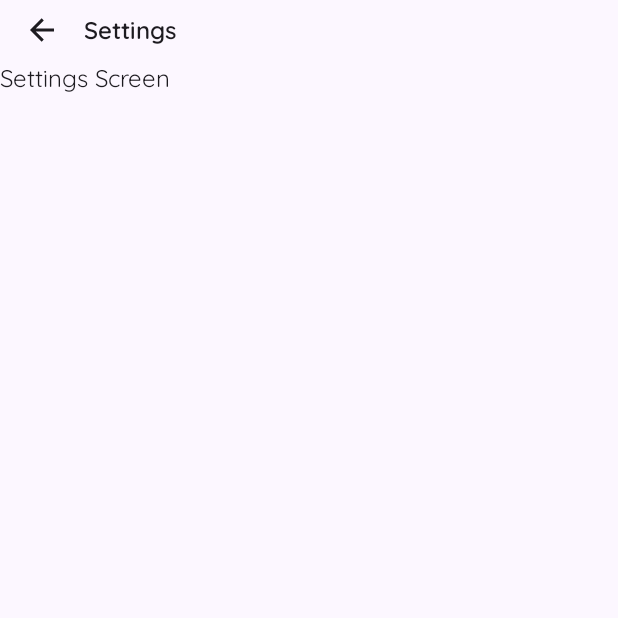
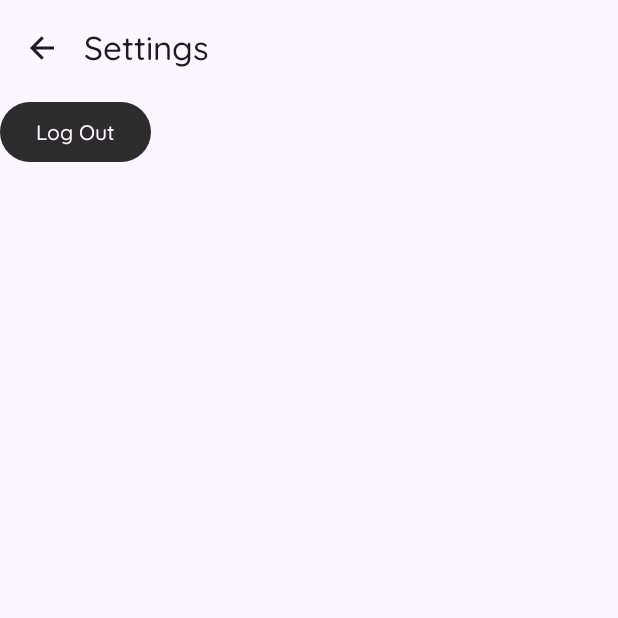
Before and after one commit to TechSmith90210/Jot, an Android app built with Jetpack Compose: the composable SettingsScreen shown on its own in the app's theme, on a phone screen of 412 x 824 dp, the top half of it. Run offline under Robolectric (Android 15) with nearby library versions, the phone set to English and light mode, and no system bars; libraries missing offline, so code that uses them is left out: io.github.jan.supabase; 4 statements that could not run were skipped.

```diff
--- a/app/build.gradle.kts
+++ b/app/build.gradle.kts
@@ -3,7 +3,7 @@ plugins {
     alias(libs.plugins.kotlin.android)
     alias(libs.plugins.kotlin.compose)
     id("kotlin-kapt") // For Hilt
-    id("com.google.devtools.ksp") // For Room
+    id("com.google.devtools.ksp") version "2.1.20-1.0.32"
     id("com.google.dagger.hilt.android") // Hilt plugin
     kotlin("plugin.serialization") version "2.1.20"
 }
@@ -108,7 +108,7 @@ dependencies {
     implementation("io.ktor:ktor-client-content-negotiation:3.1.2")
     implementation("io.ktor:ktor-client-cio:3.1.2")   // CIO engine for HTTP requests
     implementation("io.ktor:ktor-client-content-negotiation:3.1.2") // For JSON serialization
-    implementation("io.ktor:ktor-serialization-kotlinx-json:2.3.4") // For JSON parsing
+    implementation("io.ktor:ktor-serialization-kotlinx-json:3.1.2") // For JSON parsing
 
     //google auth with supabase
     implementation ("androidx.credentials:credentials:1.5.0")
--- a/app/src/main/AndroidManifest.xml
+++ b/app/src/main/AndroidManifest.xml
@@ -1,6 +1,5 @@
 <?xml version="1.0" encoding="utf-8"?>
-<manifest xmlns:android="http://schemas.android.com/apk/res/android"
-    package="com.mindpalace.app">
+<manifest xmlns:android="http://schemas.android.com/apk/res/android">
     <uses-permission android:name="android.permission.INTERNET" />
 
     <application
--- a/app/src/main/java/com/mindpalace/app/domain/repository/AuthRepository.kt
+++ b/app/src/main/java/com/mindpalace/app/domain/repository/AuthRepository.kt
@@ -8,4 +8,5 @@ interface AuthRepository {
     suspend fun register(email: String, password: String): Result<User>
     suspend fun signInWithGoogle(context: Context): Result<User>
     suspend fun getCurrentUser():User?
+//    suspend fun signOutUser()
 }
--- a/app/src/main/java/com/mindpalace/app/presentation/navigation/MindNavigator.kt
+++ b/app/src/main/java/com/mindpalace/app/presentation/navigation/MindNavigator.kt
@@ -29,7 +29,7 @@ fun MindNavigator(
             val splashViewModel: SplashViewModel = hiltViewModel()
 
             SplashScreen(
-                onNavigateToLogin = {
+                onNavigateToWelcome = {
                     navController.navigate("welcomeScreen") {
                         popUpTo("splashScreen") { inclusive = true }
                         launchSingleTop = true
@@ -90,7 +90,7 @@ fun MindNavigator(
 
         // main screens
         composable("rootScreen") {
-            RootScreen(modifier = modifier)
+            RootScreen(modifier = modifier, navController = navController)
         }
         // ADD THIS
         composable("home_screen") {
--- a/app/src/main/java/com/mindpalace/app/presentation/screens/auth/login/LoginViewModel.kt
+++ b/app/src/main/java/com/mindpalace/app/presentation/screens/auth/login/LoginViewModel.kt
@@ -3,11 +3,9 @@ package com.mindpalace.app.presentation.screens.auth.login
 import android.content.Context
 import androidx.lifecycle.ViewModel
 import androidx.lifecycle.viewModelScope
-import com.mindpalace.app.core.SupabaseClient
 import com.mindpalace.app.domain.usecase.GoogleSignInUseCase
 import com.mindpalace.app.domain.usecase.LoginUseCase
 import dagger.hilt.android.lifecycle.HiltViewModel
-import io.github.jan.supabase.auth.auth
 import jakarta.inject.Inject
 import kotlinx.coroutines.flow.MutableStateFlow
 import kotlinx.coroutines.flow.StateFlow
@@ -49,7 +47,7 @@ class LoginViewModel @Inject constructor(
             result.fold(
                 onSuccess = { user ->
                     val createdAt = user.createdAt
-                    val lastSignInAt = user.lastSignInAt
+                    val lastSignInAt = user.lastSignedIn
 
                     val isFirstLogin = kotlin.runCatching {
                         val created = Instant.parse(createdAt).epochSeconds
--- a/app/src/main/java/com/mindpalace/app/presentation/screens/onboarding/splash/SplashScreen.kt
+++ b/app/src/main/java/com/mindpalace/app/presentation/screens/onboarding/splash/SplashScreen.kt
@@ -23,7 +23,7 @@ import com.mindpalace.app.R
 @Composable
 fun SplashScreen(
     onNavigateToHome: () -> Unit,
-    onNavigateToLogin: () -> Unit,
+    onNavigateToWelcome: () -> Unit,
     viewModel: SplashViewModel = hiltViewModel()
 ) {
     val isUserLoggedIn by viewModel.isUserLoggedIn.collectAsState()
@@ -31,7 +31,7 @@ fun SplashScreen(
     LaunchedEffect(isUserLoggedIn) {
         when (isUserLoggedIn) {
             true -> onNavigateToHome()
-            false -> onNavigateToLogin()
+            false -> onNavigateToWelcome()
             null -> {
                 // Optionally, add a delay or a loading screen if session is still loading
                 // You can show a loading indicator here instead of doing nothing
--- a/app/src/main/java/com/mindpalace/app/presentation/screens/settings/SettingsScreen.kt
+++ b/app/src/main/java/com/mindpalace/app/presentation/screens/settings/SettingsScreen.kt
@@ -4,6 +4,8 @@ import androidx.compose.foundation.layout.Arrangement
 import androidx.compose.foundation.layout.Box
 import androidx.compose.foundation.layout.Column
 import androidx.compose.foundation.layout.padding
+import androidx.compose.material3.Button
+import androidx.compose.material3.CircularProgressIndicator
 import androidx.compose.material3.ExperimentalMaterial3Api
 import androidx.compose.material3.Icon
 import androidx.compose.material3.IconButton
@@ -13,34 +15,67 @@ import androidx.compose.material3.Text
 import androidx.compose.material3.TopAppBar
 import androidx.compose.material3.TopAppBarColors
 import androidx.compose.runtime.Composable
-import androidx.compose.runtime.collectAsState
+import androidx.compose.runtime.LaunchedEffect
+import androidx.compose.runtime.getValue
+import androidx.compose.runtime.mutableStateOf
+import androidx.compose.runtime.remember
+import androidx.compose.runtime.setValue
 import androidx.compose.ui.Alignment
 import androidx.compose.ui.Modifier
 import androidx.compose.ui.res.painterResource
 import androidx.compose.ui.unit.dp
 import com.mindpalace.app.R
-import com.mindpalace.app.presentation.screens.profile.ProfileViewModel
+import com.mindpalace.app.core.SupabaseClient
+import io.github.jan.supabase.auth.auth
+import kotlinx.coroutines.CoroutineScope
+import kotlinx.coroutines.Dispatchers
+import kotlinx.coroutines.launch
+import kotlinx.coroutines.withContext
 
 @OptIn(ExperimentalMaterial3Api::class)
 @Composable
-fun SettingsScreen(modifier: Modifier, onNavigateBack : () -> Unit) {
+fun SettingsScreen(
+    modifier: Modifier = Modifier,
+    onNavigateBack: () -> Unit,
+    onSignOutSuccess: () -> Unit  // Callback when sign-out completes
+) {
+    var isLoading by remember { mutableStateOf(false) }
+    var errorMessage by remember { mutableStateOf<String?>(null) }
 
+    fun handleSignOut() {
+        isLoading = true
+        errorMessage = null
+
+        CoroutineScope(Dispatchers.IO).launch {
+            try {
+                SupabaseClient.client.auth.signOut()
+                withContext(Dispatchers.Main) {
+                    onSignOutSuccess() // Navigate after successful sign-out
+                }
+            } catch (e: Exception) {
+                withContext(Dispatchers.Main) {
+                    errorMessage = "Logout failed: ${e.message ?: "Unknown error"}"
+                }
+            } finally {
+                withContext(Dispatchers.Main) {
+                    isLoading = false
+                }
+            }
+        }
+    }
 
     Scaffold(
         topBar = {
             TopAppBar(
-                title = {
-                    Text("Settings", style = MaterialTheme.typography.titleSmall)
+                title = { Text("Settings") },
+                navigationIcon = {
+                    IconButton(onClick = onNavigateBack) {
+                        Icon(
+                            painter = painterResource(id = R.drawable.arrow_left_line),
+                            contentDescription = "Back"
+                        )
+                    }
                 },
-                navigationIcon = {
-                   IconButton(onClick = {
-                       onNavigateBack()
-                   }){ Icon(
-                       painter = painterResource(id = R.drawable.arrow_left_line),
-                       contentDescription = ""
-                   )}
-                },
-                expandedHeight = 40.dp,
                 colors = TopAppBarColors(
                     containerColor = MaterialTheme.colorScheme.background,
                     titleContentColor = MaterialTheme.colorScheme.onBackground,
@@ -53,14 +88,35 @@ fun SettingsScreen(modifier: Modifier, onNavigateBack : () -> Unit) {
         content = { padding ->
             Box(
                 modifier = modifier.padding(padding),
-                contentAlignment = Alignment.Center,
-                content = {
-                    Column(
-                        horizontalAlignment = Alignment.CenterHorizontally,
-                        verticalArrangement = Arrangement.Center
+                contentAlignment = Alignment.Center
+            ) {
+                Column(
+                    horizontalAlignment = Alignment.CenterHorizontally,
+                    verticalArrangement = Arrangement.spacedBy(16.dp)
+                ) {
+                    Button(
+                        onClick = { handleSignOut() },
+                        enabled = !isLoading
                     ) {
-                        Text("Settings Screen")
+                        if (isLoading) {
+                            CircularProgressIndicator(
+                                color = MaterialTheme.colorScheme.onPrimary,
+                                strokeWidth = 2.dp
+                            )
+                        } else {
+                            Text("Log Out")
+                        }
                     }
-                })
-        })
+
+                    errorMessage?.let { message ->
+                        Text(
+                            text = message,
+                            color = MaterialTheme.colorScheme.error,
+                            style = MaterialTheme.typography.bodySmall
+                        )
+                    }
+                }
+            }
+        }
+    )
 }
```
Also changed, not shown: app/src/main/java/com/mindpalace/app/core/timeFormat.kt (+9 -6 lines), app/src/main/java/com/mindpalace/app/data/repository/AuthRepositoryImpl.kt (+75 -47 lines), app/src/main/java/com/mindpalace/app/data/repository/UserRepositoryImpl.kt (+11 -4 lines), app/src/main/java/com/mindpalace/app/domain/model/User.kt (+19 -1 lines), app/src/main/java/com/mindpalace/app/domain/usecase/SignOutUseCase.kt (added, +9 -0 lines), app/src/main/java/com/mindpalace/app/domain/usecase/UpdateUserAvatarUseCase.kt (+4 -27 lines), app/src/main/java/com/mindpalace/app/presentation/screens/profile/ProfileViewModel.kt (+6 -6 lines), app/src/main/java/com/mindpalace/app/presentation/screens/profile/profileScreen.kt (+4 -8 lines), app/src/main/java/com/mindpalace/app/presentation/screens/root/RootScreen.kt (+10 -5 lines), app/src/main/java/com/mindpalace/app/presentation/screens/settings/SettingsViewModel.kt (added, +19 -0 lines), gradle/libs.versions.toml (+2 -6 lines).
